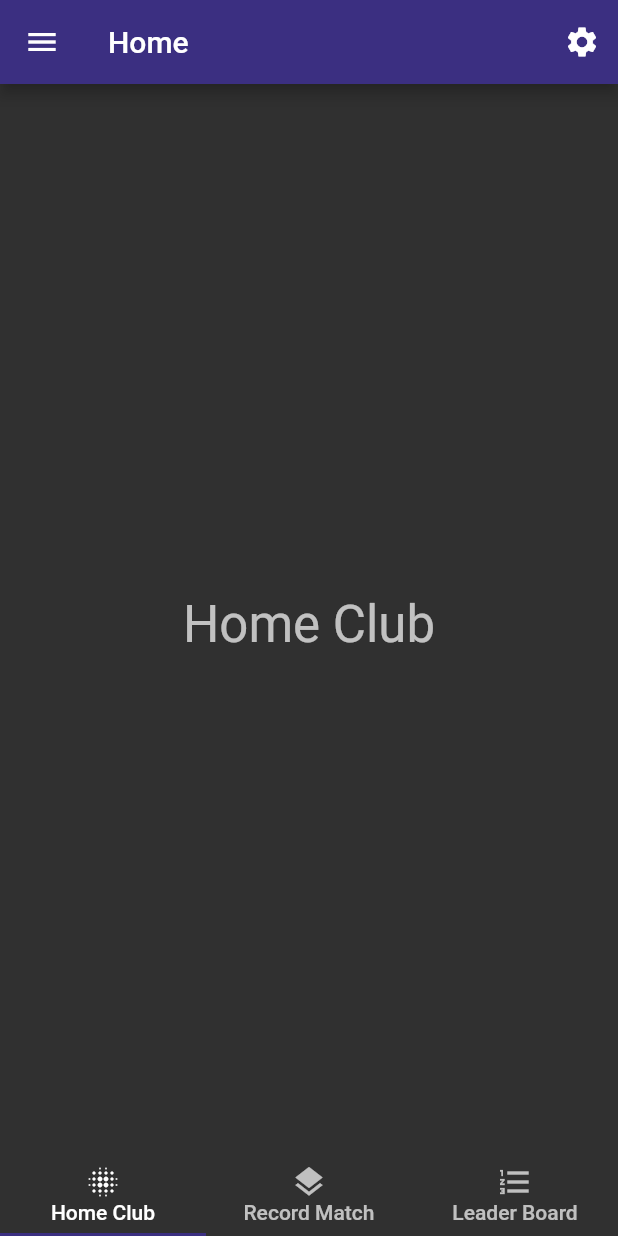
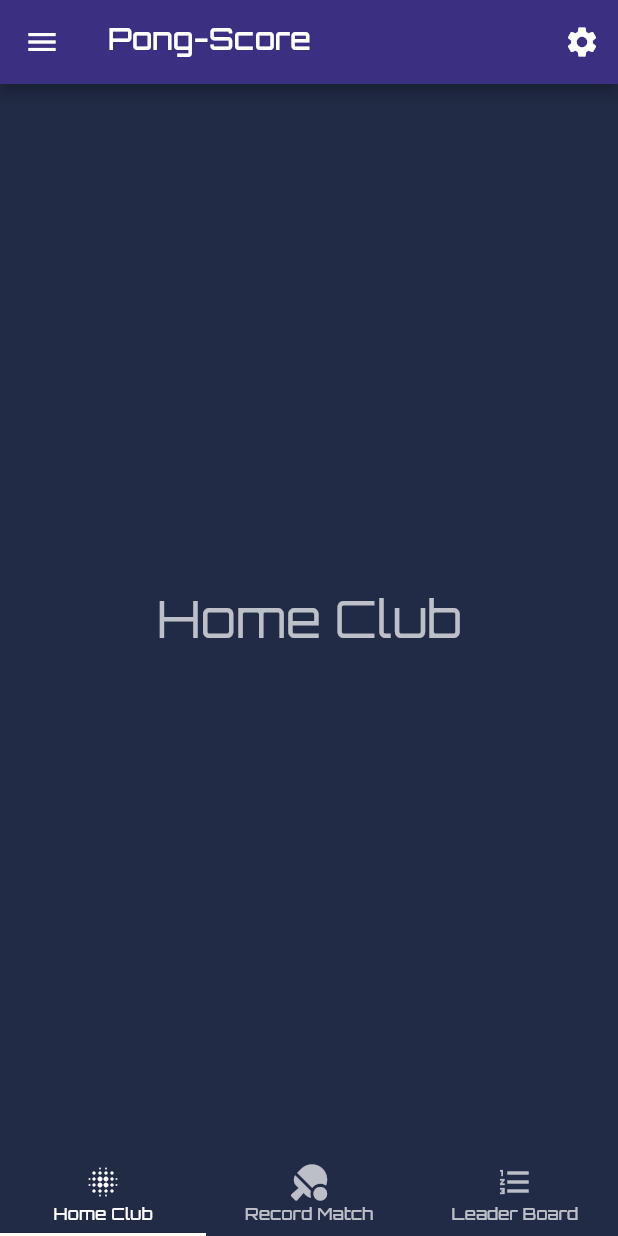
Before and after one commit to kattsushi/pong_score, a Flutter app: the screen it shows after launch, on a phone screen of 412 x 824 dp. Run offline on Flutter 3.47's test engine with Material 2 defaults, Android fonts, the phone set to English and light mode, and no system bars; our stand-ins replace bloc, equatable, flutter_bloc, font_awesome_flutter.

Commit message:
adding style

```diff
--- a/lib/ui/global/theme/app_themes.dart
+++ b/lib/ui/global/theme/app_themes.dart
@@ -10,10 +10,12 @@ enum AppTheme {
 final appThemeData = {
   AppTheme.BlueLight : ThemeData(
     brightness: Brightness.dark,
-    primaryColor: Color(0xFF3B2F81)
+    primaryColor: Color(0xFF3B2F81),
+    fontFamily: 'Orbitron'
   ),
   AppTheme.BlueDark: ThemeData(
     brightness: Brightness.dark,
-    primaryColor: Color(0xFF3466FF)
+    primaryColor: Color(0xFF3466FF),
+    fontFamily: 'Orbitron'
   )
 };
--- a/lib/ui/home/home_page.dart
+++ b/lib/ui/home/home_page.dart
@@ -13,7 +13,7 @@ class HomePage extends StatelessWidget {
         bottomNavigationBar: TabBarGlobalWidget(translate: translate),
         drawer: DrawerGlobal(),
         appBar: AppBar(
-          title: Text(translate('home')),
+          title: Text("Pong-Score"),
           actions: <Widget>[
             IconButton(
               icon: Icon(Icons.settings),
--- a/lib/ui/widgets/tab_bar_global.dart
+++ b/lib/ui/widgets/tab_bar_global.dart
@@ -1,5 +1,5 @@
-
 import 'package:flutter/material.dart';
+import 'package:font_awesome_flutter/font_awesome_flutter.dart';
 
 class TabBarGlobalWidget extends StatelessWidget {
   const TabBarGlobalWidget({
@@ -11,22 +11,26 @@ class TabBarGlobalWidget extends StatelessWidget {
 
   @override
   Widget build(BuildContext context) {
-    return TabBar(
-      indicatorColor: Color(0xFF3B2F81),
+    return Container(
+      color: Color(0xFF212B45),
+      child: TabBar(
+        indicatorColor: Color(0xFFFFFFFF),
         tabs: [
           Tab(
             child: Column(
               children: <Widget>[
                 Icon(Icons.blur_on),
-              Text(translate('home-club')),
+                SizedBox(height: 5,),
+                Text(translate('home-club'), style: TextStyle(fontSize: 11),),
               ],
             ),
           ),
           Tab(
             child: Column(
               children: <Widget>[
-              Icon(Icons.layers),
-              Text(translate('record-match')),
+                Icon(FontAwesomeIcons.tableTennis),
+                SizedBox(height: 5,),
+                Text(translate('record-match'), style: TextStyle(fontSize: 11),),
               ],
             ),
           ),
@@ -34,15 +38,16 @@ class TabBarGlobalWidget extends StatelessWidget {
             child: Column(
               children: <Widget>[
                 Icon(Icons.format_list_numbered),
-              Text(translate('leader-board')),
+                SizedBox(height: 5,),
+                Text(translate('leader-board'), style: TextStyle(fontSize: 11),),
               ],
             ),
           ),
         ],
+      ),
     );
   }
 }
-
 
 class TabBarViewGlobal extends StatelessWidget {
   const TabBarViewGlobal({
@@ -55,7 +60,9 @@ class TabBarViewGlobal extends StatelessWidget {
   @override
   Widget build(BuildContext context) {
     return TabBarView(children: [
-      Center(
+      Scaffold(
+        backgroundColor: Color(0xFF212B45),
+        body: Center(
           child: Container(
             child: Text(
               translate('home-club'),
@@ -63,7 +70,10 @@ class TabBarViewGlobal extends StatelessWidget {
             ),
           ),
         ),
-      Center(
+      ),
+      Scaffold(
+        backgroundColor: Color(0xFF212B45),
+        body: Center(
           child: Container(
             child: Text(
               translate('record-match'),
@@ -71,8 +81,10 @@ class TabBarViewGlobal extends StatelessWidget {
             ),
           ),
         ),
-      Center(
-        child: Container(
+      ),
+      Scaffold(
+        backgroundColor: Color(0xFF212B45),
+        body: Container(
           child: Text(
             translate('leader-board'),
             style: Theme.of(context).textTheme.display1,
```
Also changed, not shown: lib/ui/widgets/drawer_global.dart (+5 -43 lines), lib/ui/widgets/drawer_state.dart (added, +34 -0 lines), pubspec.yaml (+11 -7 lines), fonts/Orbitron-Black.ttf (added), fonts/Orbitron-Bold.ttf (added), fonts/Orbitron-Medium.ttf (added), fonts/Orbitron-Regular.ttf (added), images/header.png (added), pubspec.lock. Lines whose indentation alone changed are shown as unchanged.
